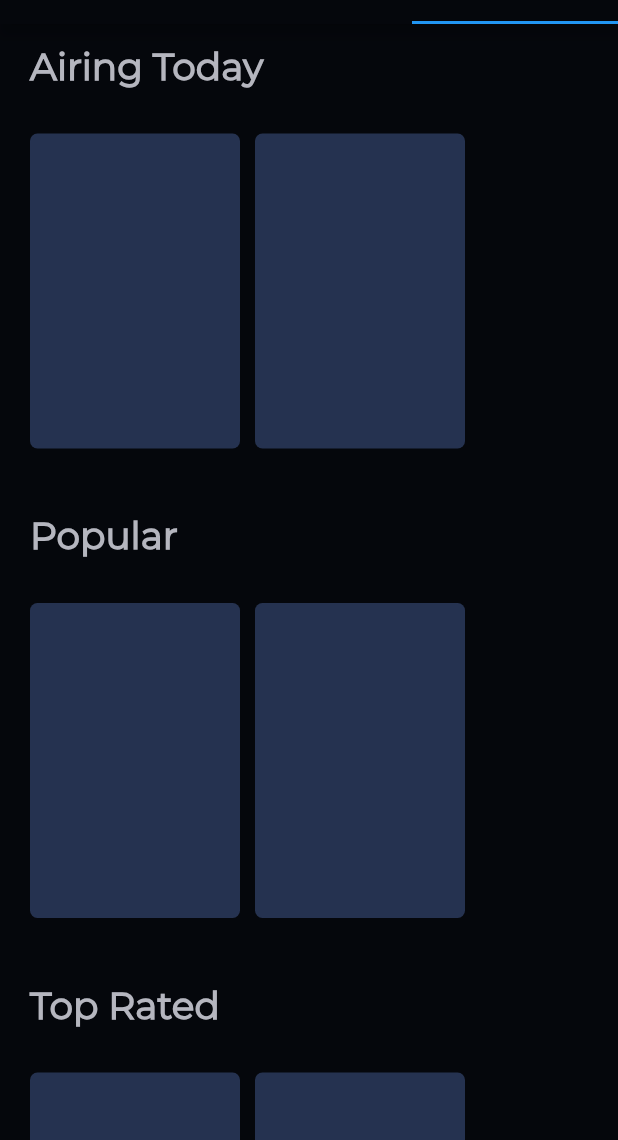
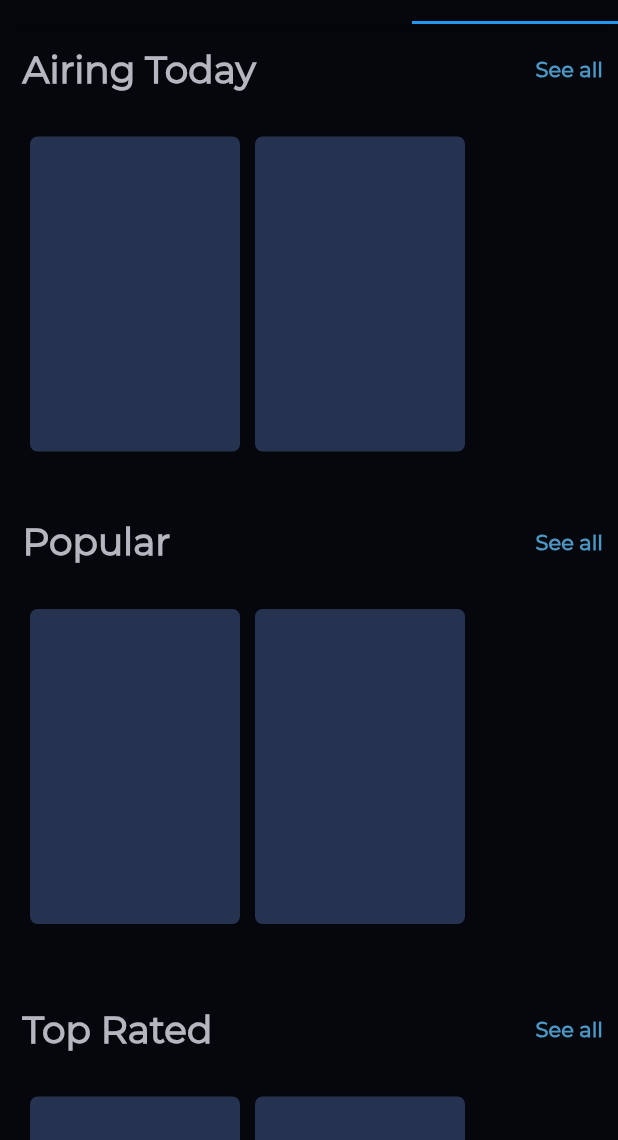
Before and after one commit to prashantchanne12/MovieStack-Flutter, a Flutter app: the screen it shows after launch, tab 3 chosen, on a phone screen of 412 x 824 dp, the part 96-1236 px from its top. Run offline on Flutter 3.47's test engine with Material 2 defaults, Android fonts, the phone set to English and light mode, and no system bars; our stand-ins replace cached_network_image, flutter_rating_bar, flutter_swiper, percent_indicator, rxdart; network calls fail.

Commit message:
created see all section in tv screen

```diff
--- a/lib/src/models/tv_model.dart
+++ b/lib/src/models/tv_model.dart
@@ -7,6 +7,7 @@ class TvModel {
   String original_language;
   String backdrop_path;
   double popularity;
+  String first_air_date;
   String media_type;
 
   // Named Constructor
@@ -20,5 +21,6 @@ class TvModel {
     backdrop_path = parsedJson['backdrop_path'];
     popularity = parsedJson['popularity'];
     media_type = parsedJson['media_type'];
+    first_air_date = parsedJson['first_air_date'];
   }
 }
--- a/lib/src/screens/tvs.dart
+++ b/lib/src/screens/tvs.dart
@@ -1,6 +1,7 @@
 import 'package:cached_network_image/cached_network_image.dart';
 import 'package:flutter/material.dart';
 import 'package:movie_stack/src/blocs/details_page_provider.dart';
+import 'package:movie_stack/src/blocs/movies_bloc.dart';
 import 'package:movie_stack/src/blocs/tv_bloc.dart';
 import 'package:movie_stack/src/blocs/tv_provider.dart';
 import 'package:movie_stack/src/models/tv_model.dart';
@@ -9,6 +10,7 @@ import 'package:movie_stack/src/widgets/swiper.dart';
 import 'package:movie_stack/src/widgets/trending_movies_carousel_loader.dart';
 
 import '../constants.dart';
+import 'all_movies.dart';
 import 'details_page.dart';
 
 class TV extends StatelessWidget {
@@ -22,19 +24,31 @@ class TV extends StatelessWidget {
         children: <Widget>[
           Column(
             children: <Widget>[
-              heading(title: 'Airing Today'),
+              heading(
+                  title: 'Airing Today',
+                  context: context,
+                  which: 1,
+                  tvBloc: tvBloc),
+              SizedBox(height: 10.0),
               swiper(
                   stream: tvBloc.arrivingTodayTv,
                   detailsBloc: detailsBloc,
                   isMovie: false),
               SizedBox(height: 10.0),
-              heading(title: 'Popular'),
+              heading(
+                  title: 'Popular', context: context, which: 2, tvBloc: tvBloc),
+              SizedBox(height: 10.0),
               swiper(
                   stream: tvBloc.popularTv,
                   detailsBloc: detailsBloc,
                   isMovie: false),
+              SizedBox(height: 20.0),
+              heading(
+                  title: 'Top Rated',
+                  context: context,
+                  which: 3,
+                  tvBloc: tvBloc),
               SizedBox(height: 10.0),
-              heading(title: 'Top Rated'),
               swiper(
                   stream: tvBloc.topRatedTv,
                   detailsBloc: detailsBloc,
@@ -46,11 +60,18 @@ class TV extends StatelessWidget {
     );
   }
 
-  Widget heading({@required String title}) {
+  Widget heading(
+      {@required BuildContext context,
+      @required String title,
+      @required TvBloc tvBloc,
+      @required which}) {
     return Container(
-      padding: EdgeInsets.only(left: 20.0, top: 13.0, bottom: 10.0),
+      padding: const EdgeInsets.only(left: 15.0, right: 10.0, top: 15.0),
       alignment: Alignment.centerLeft,
-      child: Text(
+      child: Row(
+        mainAxisAlignment: MainAxisAlignment.spaceBetween,
+        children: <Widget>[
+          Text(
             '$title',
             style: TextStyle(
               color: kLightGrey,
@@ -59,12 +80,29 @@ class TV extends StatelessWidget {
             ),
             textAlign: TextAlign.start,
           ),
+          GestureDetector(
+            onTap: () {
+              tvBloc.fetchTvs(1, which);
+              Navigator.push(
+                context,
+                MaterialPageRoute(
+                    builder: (context) => AllMovies(
+                          isMovie: false,
+                          which: which,
+                        )),
+              );
+            },
+            child: Text(
+              'See all',
+              style: TextStyle(
+                color: kAccentColor,
+                fontSize: 14.0,
+                fontWeight: FontWeight.bold,
+              ),
+            ),
+          ),
+        ],
+      ),
     );
   }
 }
-
-// TODO: 2. TabController - to call fetch before loading tab
-// TODO: 3. See all
-// TODO: 4. Smooth
-// TODO: 5. remove cached to network if file size too much
-// TODO: 6. add images, trailers
```
Also changed, not shown: lib/src/blocs/tv_bloc.dart (+26 -0 lines), lib/src/screens/all_movies.dart (+33 -6 lines). Lines whose indentation alone changed are shown as unchanged.
